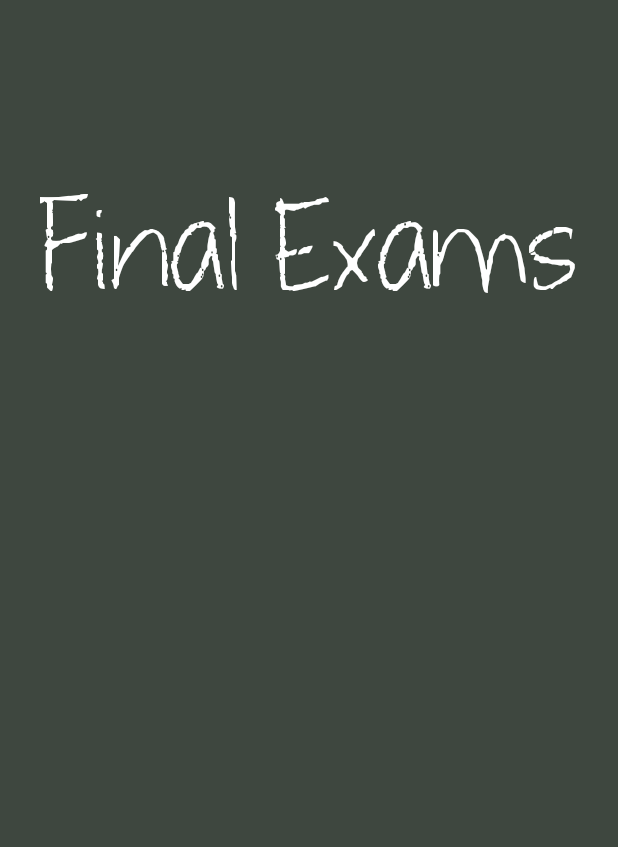
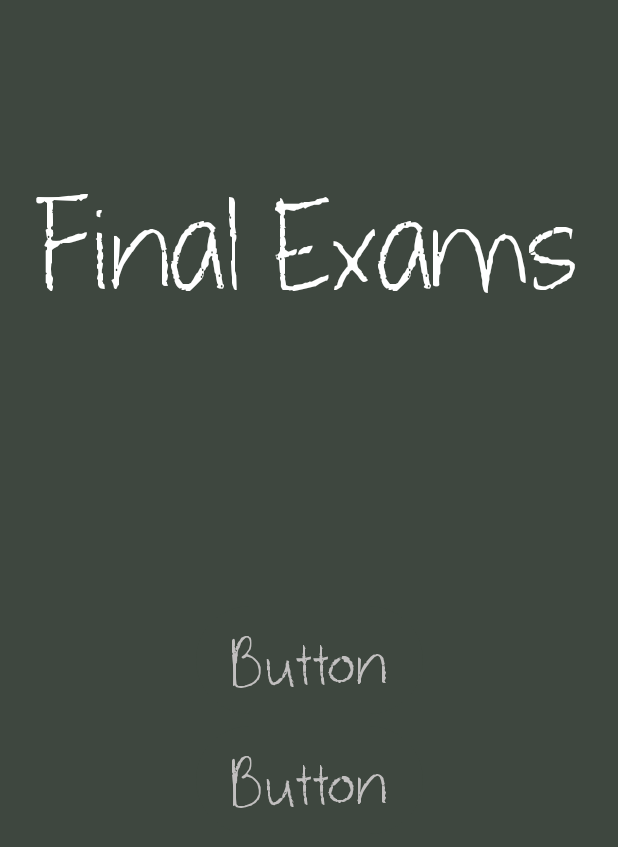
Before and after one commit to UlisesR2002/Final_Exams, an Android app: the screen it shows after launch (MainActivity), on a phone screen of 412 x 824 dp. Shown: the top 847 px of the screen. Run offline under Robolectric (Android 15) with nearby library versions, the phone set to English and light mode, and no system bars.

Commit message:
Avanze diseño pantalla inicial (13/12) Ulises Muñoz

```diff
--- /dev/null
+++ b/app/src/main/res/drawable/button_text_color.xml
@@ -0,0 +1,6 @@
+<?xml version="1.0" encoding="utf-8"?>
+<selector xmlns:android="http://schemas.android.com/apk/res/android">
+    <item android:state_pressed="true" android:color="@color/colorButtonPressed" />
+    <item android:state_focused="true" android:state_hovered="true" android:color="@color/colorButtonPressed" />
+    <item android:color="@color/colorButton" />
+</selector>
--- a/app/src/main/res/layout/activity_main.xml
+++ b/app/src/main/res/layout/activity_main.xml
@@ -9,20 +9,36 @@
     android:background="@color/colorPrimary"
     tools:context=".MainActivity">
 
-    <LinearLayout
+    <TextView
+        android:id="@+id/textView"
+        style="@style/FinalExamsTitlesTexts"
+        android:layout_width="match_parent"
+        android:layout_height="wrap_content"
+        android:layout_marginTop="100dp"
+        android:text="@string/app_name"
+        app:layout_constraintEnd_toEndOf="parent"
+        app:layout_constraintStart_toStartOf="parent"
+        app:layout_constraintTop_toTopOf="parent" />
+
+    <Button
+        android:id="@+id/button"
+        style="@style/FinalExamsButton"
         android:layout_width="wrap_content"
         android:layout_height="wrap_content"
-        android:layout_marginTop="100dp"
-        android:orientation="vertical"
+        android:layout_marginTop="180dp"
+        android:text="Button"
         app:layout_constraintEnd_toEndOf="parent"
         app:layout_constraintStart_toStartOf="parent"
-        app:layout_constraintTop_toTopOf="parent">
+        app:layout_constraintTop_toBottomOf="@+id/textView" />
 
-        <TextView
-            style="@style/FinalExamsTitlesTexts"
-            android:layout_width="match_parent"
-            android:layout_height="wrap_content"
-            android:text="@string/app_name" />
-    </LinearLayout>
+    <Button
+        android:id="@+id/button2"
+        style="@style/FinalExamsButton"
+        android:layout_width="wrap_content"
+        android:layout_height="wrap_content"
+        android:text="Button"
+        app:layout_constraintEnd_toEndOf="parent"
+        app:layout_constraintStart_toStartOf="parent"
+        app:layout_constraintTop_toBottomOf="@+id/button" />
 
 </androidx.constraintlayout.widget.ConstraintLayout>
--- a/app/src/main/res/values/colors.xml
+++ b/app/src/main/res/values/colors.xml
@@ -2,6 +2,7 @@
 <resources>
     <color name="black">#FF000000</color>
     <color name="white">#FFFFFFFF</color>
+    <color name="red">#FF0000</color>
 
     <!-- Color de los fondos de aplicacion-->
     <color name="colorPrimary">#3E473F</color>
@@ -11,4 +12,8 @@
     <!-- Color de los textos de la app -->
     <color name="colorTextTile">#FFFFFFFF</color>
 
+    <!-- Color de los botones de la app -->
+    <color name="colorButton">#C1BFBF</color>
+    <color name="colorButtonPressed">#FFFFFF</color>
+
 </resources>
--- a/app/src/main/res/values/themes.xml
+++ b/app/src/main/res/values/themes.xml
@@ -15,5 +15,12 @@
         <item name="android:fontFamily">@font/whatever_it_takes</item>
     </style>
 
+    <style name="FinalExamsButton">
+        <item name="android:textColor">@drawable/button_text_color</item>
+        <item name="android:textSize">50sp</item>
+        <item name="android:gravity">center</item>
+        <item name="android:fontFamily">@font/whatever_it_takes</item>
+    </style>
+
     <style name="Theme.FinalExams" parent="Base.Theme.FinalExams" />
 </resources>
```
